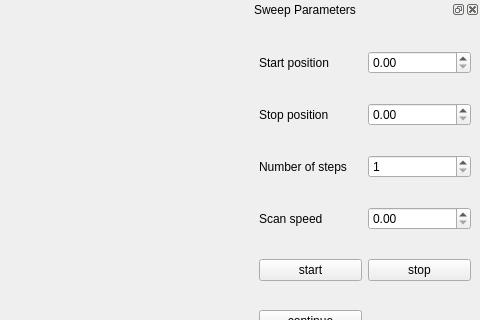
Old version of the form gui/whitelight_transmission/whitelight_transmission.ui in the repository rasjen/qudi; both pictures show x 489 to 969 and y 0 to 320 of the 969 by 711 pixel window.
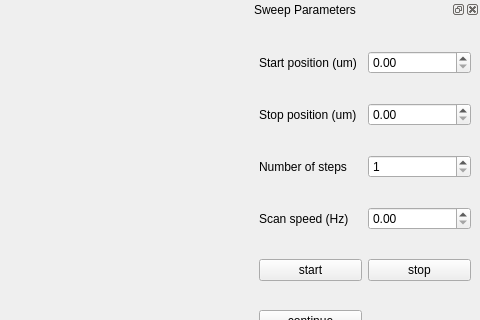
New version of the form. Custom widgets are drawn as their Qt base class.

The edit to the form file:
```diff
--- a/gui/whitelight_transmission/whitelight_transmission.ui
+++ b/gui/whitelight_transmission/whitelight_transmission.ui
@@ -223,14 +223,14 @@
      <item row="0" column="0">
       <widget class="QLabel" name="label">
        <property name="text">
-        <string>Start position</string>
+        <string>Start position (um)</string>
        </property>
       </widget>
      </item>
      <item row="1" column="0">
       <widget class="QLabel" name="label_2">
        <property name="text">
-        <string>Stop position</string>
+        <string>Stop position (um)</string>
        </property>
       </widget>
      </item>
@@ -260,7 +260,7 @@
      <item row="3" column="0">
       <widget class="QLabel" name="label_3">
        <property name="text">
-        <string>Scan speed</string>
+        <string>Scan speed (Hz)</string>
        </property>
       </widget>
      </item>
```
